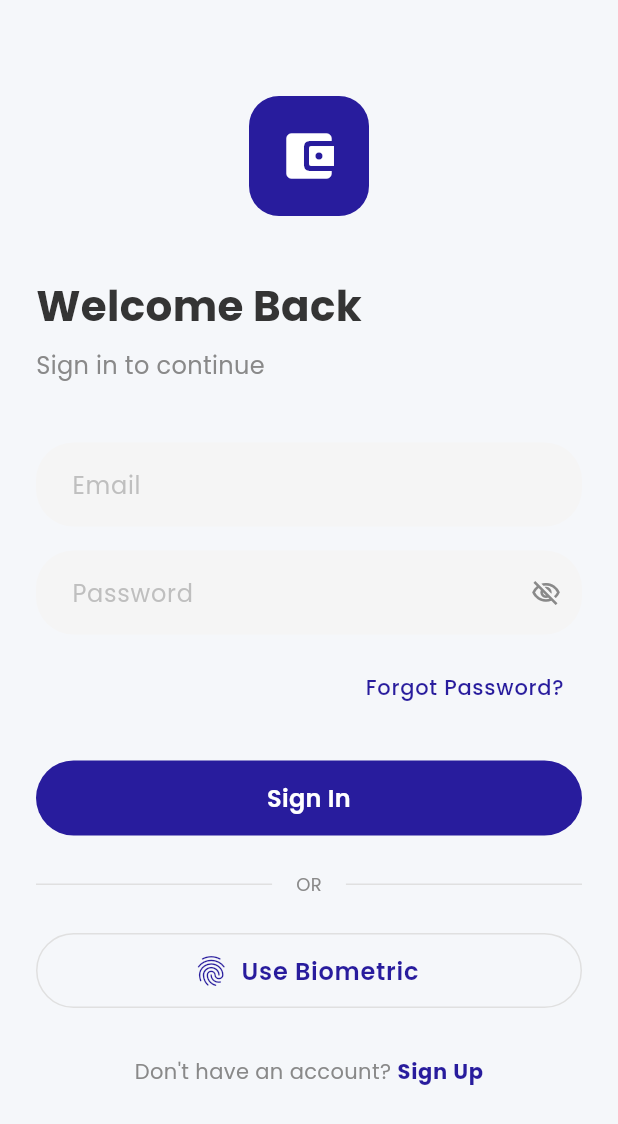
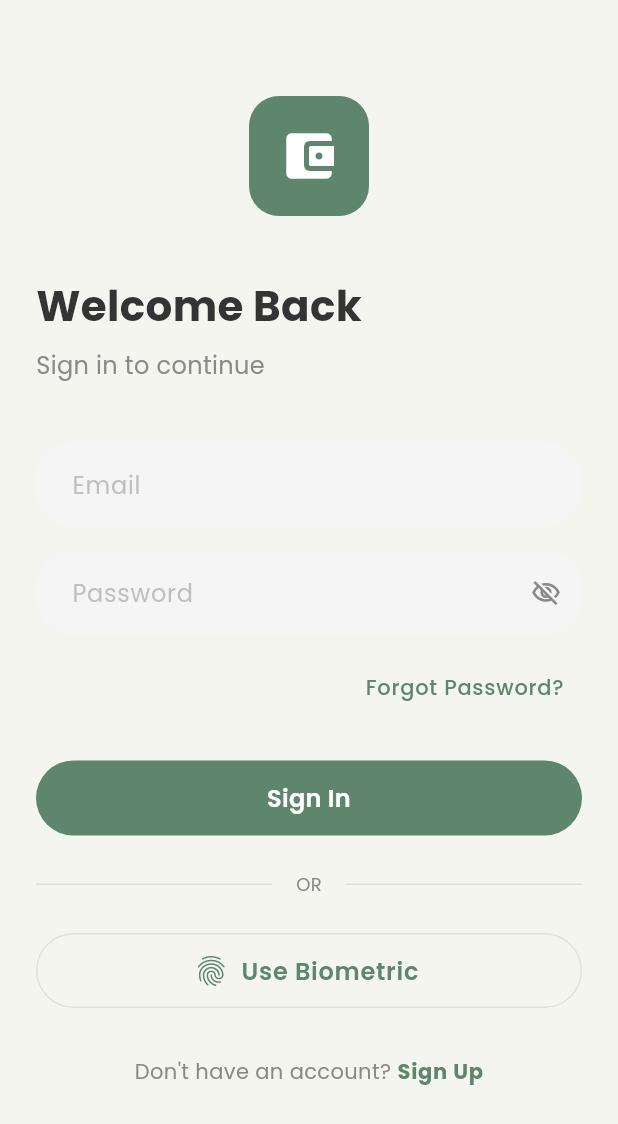
Before and after one commit to kookiesagency/klarity, a Flutter app: the screen it shows after launch, on a phone screen of 412 x 824 dp. Shown: the top 1124 px of the screen. Run offline on Flutter 3.47's test engine with Material 3 defaults, Android fonts, the phone set to English and light mode, and no system bars; our stand-ins replace fl_chart, flutter_riverpod, google_fonts, local_auth, shared_preferences, supabase_flutter; accounts and stored records are empty.

Commit message:
Implement warm natural color scheme with sage and tan palette
- Changed primary color from purple to sage green (#5D866C)
- Updated secondary color to medium tan (#C2A68C)
- Changed background to light grayish white (#F5F5F0)
- Updated all chart colors to warm natural tones
- Updated category background colors to match warm palette
- Modified semantic colors (success, info, accent) to align with new theme
- Kept dark mode colors unchanged

🤖 Generated with [Claude Code](https://claude.com/claude-code)

Co-Authored-By: Claude <noreply@anthropic.com>

```diff
--- a/lib/core/theme/app_colors.dart
+++ b/lib/core/theme/app_colors.dart
@@ -4,11 +4,11 @@ import 'package:flutter/material.dart';
 class AppColors {
   AppColors._();
 
-  // PRIMARY COLORS (Purple Theme)
-  static const Color primary = Color(0xFF281C9D); // Deep Purple
-  static const Color primaryVariant1 = Color(0xFF5655B9); // Medium Purple
-  static const Color primaryVariant2 = Color(0xFFA8A3D7); // Light Purple
-  static const Color primaryVariant3 = Color(0xFFF2F1F9); // Very Light Purple
+  // PRIMARY COLORS (Sage & Tan Theme)
+  static const Color primary = Color(0xFF5D866C); // Sage Green
+  static const Color primaryVariant1 = Color(0xFF7A9D88); // Light Sage
+  static const Color primaryVariant2 = Color(0xFFC2A68C); // Medium Tan
+  static const Color primaryVariant3 = Color(0xFFE6D8C3); // Light Beige
 
   // NEUTRAL COLORS
   static const Color neutral900 = Color(0xFF343434); // Darkest
@@ -20,10 +20,10 @@ class AppColors {
 
   // SEMANTIC COLORS
   static const Color error = Color(0xFFFF4267); // Red
-  static const Color info = Color(0xFF0890FE); // Blue
+  static const Color info = Color(0xFF7A9D88); // Light sage
   static const Color warning = Color(0xFFFFAF2A); // Orange
-  static const Color success = Color(0xFF52D5BA); // Teal
-  static const Color accent = Color(0xFFFB6B18); // Orange accent
+  static const Color success = Color(0xFF5D866C); // Sage green
+  static const Color accent = Color(0xFFC2A68C); // Tan accent
 
   // Dark Mode Colors
   static const Color darkPrimary = Color(0xFF281C9D);
@@ -39,11 +39,11 @@ class AppColors {
   static const Color darkOnError = Color(0xFFFFFFFF);
 
   // Light Mode Colors
-  static const Color lightPrimary = Color(0xFF281C9D); // Purple primary
-  static const Color lightSecondary = Color(0xFF52D5BA); // Teal accent
-  static const Color lightBackground = Color(0xFFF5F7FA); // Light grayish background
+  static const Color lightPrimary = Color(0xFF5D866C); // Sage green primary
+  static const Color lightSecondary = Color(0xFFC2A68C); // Medium tan accent
+  static const Color lightBackground = Color(0xFFF5F5F0); // Light grayish white
   static const Color lightSurface = Color(0xFFFFFFFF); // Pure white for cards
-  static const Color lightSurfaceVariant = Color(0xFFF2F1F9); // Very light purple
+  static const Color lightSurfaceVariant = Color(0xFFE6D8C3); // Light beige
   static const Color lightError = Color(0xFFFF4267);
   static const Color lightOnPrimary = Color(0xFFFFFFFF);
   static const Color lightOnSecondary = Color(0xFF000000);
@@ -61,25 +61,25 @@ class AppColors {
   static const Color darkTextSecondary = Color(0xFFB0B0B0);
   static const Color darkTextTertiary = Color(0xFF808080);
 
-  // Chart Colors - Soft Pastels from the design
+  // Chart Colors - Warm Natural Tones
   static const List<Color> chartColors = [
-    Color(0xFFFFB59A), // Peach - 12%
-    Color(0xFFB5D5F5), // Light Blue - 3%
-    Color(0xFFFFF5BA), // Light Yellow - 5%
-    Color(0xFFAFECC7), // Light Green - 32%
-    Color(0xFFCDB4F0), // Light Purple - 21%
-    Color(0xFF9FE6E1), // Light Teal - 7%
-    Color(0xFFFFACC2), // Light Pink - 13%
-    Color(0xFFFED8A8), // Light Beige - 5%
+    Color(0xFF5D866C), // Sage Green
+    Color(0xFFC2A68C), // Medium Tan
+    Color(0xFF7A9D88), // Light Sage
+    Color(0xFFE6D8C3), // Light Beige
+    Color(0xFFD4B896), // Warm Beige
+    Color(0xFF8BAA97), // Soft Sage
+    Color(0xFFB8967D), // Terra Cotta
+    Color(0xFF9FB8A8), // Pale Sage
   ];
 
-  // Category Background Colors (lighter variants for icons)
-  static const Color categoryGreen = Color(0xFFE8F5E9);
-  static const Color categoryPurple = Color(0xFFF3E5F5);
-  static const Color categoryPink = Color(0xFFFCE4EC);
-  static const Color categoryOrange = Color(0xFFFFF3E0);
-  static const Color categoryBlue = Color(0xFFE3F2FD);
-  static const Color categoryTeal = Color(0xFFE0F2F1);
-  static const Color categoryYellow = Color(0xFFFFFDE7);
-  static const Color categoryRed = Color(0xFFFFEBEE);
+  // Category Background Colors (warm, natural tones)
+  static const Color categoryGreen = Color(0xFFE8F0EC); // Soft sage
+  static const Color categoryPurple = Color(0xFFE6D8C3); // Light beige
+  static const Color categoryPink = Color(0xFFF5E8DD); // Warm pink
+  static const Color categoryOrange = Color(0xFFFFEBDB); // Warm orange
+  static const Color categoryBlue = Color(0xFFDCE8E4); // Soft blue-green
+  static const Color categoryTeal = Color(0xFFD4E3DE); // Muted teal
+  static const Color categoryYellow = Color(0xFFFFF8E5); // Soft yellow
+  static const Color categoryRed = Color(0xFFFFE5E5); // Soft red
 }
```
